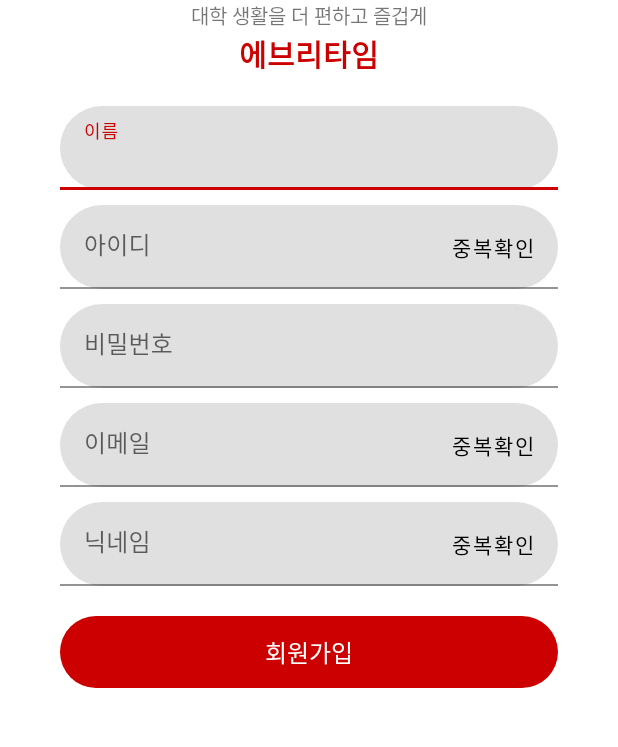
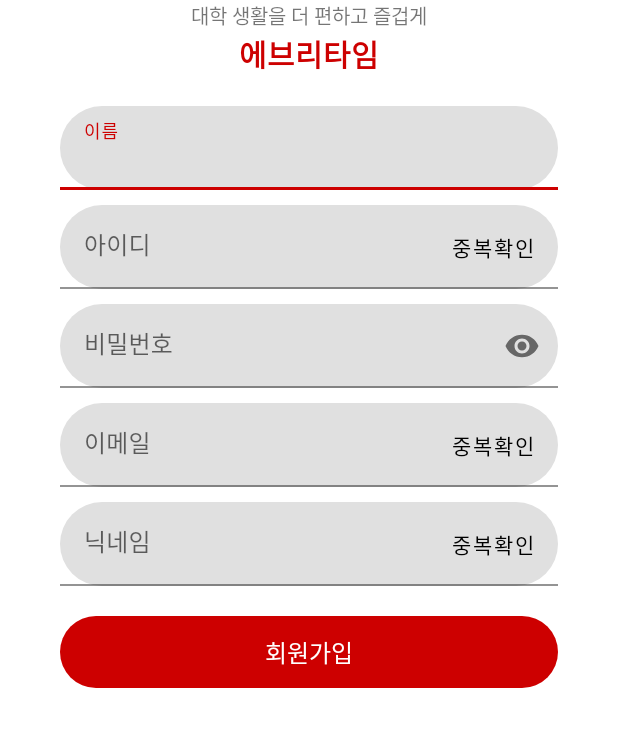
Before and after one commit to wafflestudio19-5/team11-android, an Android app: the SignupActivity screen opened directly, with no data from a screen before it, on a phone screen of 412 x 824 dp, the part 334-1081 px from its top. Run offline under Robolectric (Android 15) with nearby library versions, the phone set to English and light mode, and no system bars; our stand-ins replace Dagger/Hilt's generated code.

Commit message:
비밀번호 숨김 기능 추가

```diff
--- a/ToyProject/app/src/main/res/layout/activity_login.xml
+++ b/ToyProject/app/src/main/res/layout/activity_login.xml
@@ -68,6 +68,7 @@
             android:layout_marginLeft="40dp"
             android:layout_marginRight="40dp"
             android:hint="@string/password"
+            app:passwordToggleEnabled="true"
             android:paddingBottom="20dp"
             app:boxCornerRadiusBottomEnd="30dp"
             app:boxCornerRadiusBottomStart="30dp"
@@ -77,7 +78,8 @@
             <com.google.android.material.textfield.TextInputEditText
                 android:id="@+id/password_edit"
                 android:layout_width="match_parent"
-                android:layout_height="wrap_content" />
+                android:layout_height="wrap_content"
+                android:inputType="textPassword" />
 
         </com.google.android.material.textfield.TextInputLayout>
 
--- a/ToyProject/app/src/main/res/layout/activity_signup.xml
+++ b/ToyProject/app/src/main/res/layout/activity_signup.xml
@@ -104,6 +104,7 @@
             android:layout_marginLeft="40dp"
             android:layout_marginRight="40dp"
             android:hint="@string/password"
+            app:passwordToggleEnabled="true"
             android:paddingBottom="10dp"
             app:boxCornerRadiusBottomEnd="30dp"
             app:boxCornerRadiusBottomStart="30dp"
@@ -113,7 +114,8 @@
             <com.google.android.material.textfield.TextInputEditText
                 android:id="@+id/password_edit"
                 android:layout_width="match_parent"
-                android:layout_height="wrap_content" />
+                android:layout_height="wrap_content"
+                android:inputType="textPassword" />
 
         </com.google.android.material.textfield.TextInputLayout>
 
```
